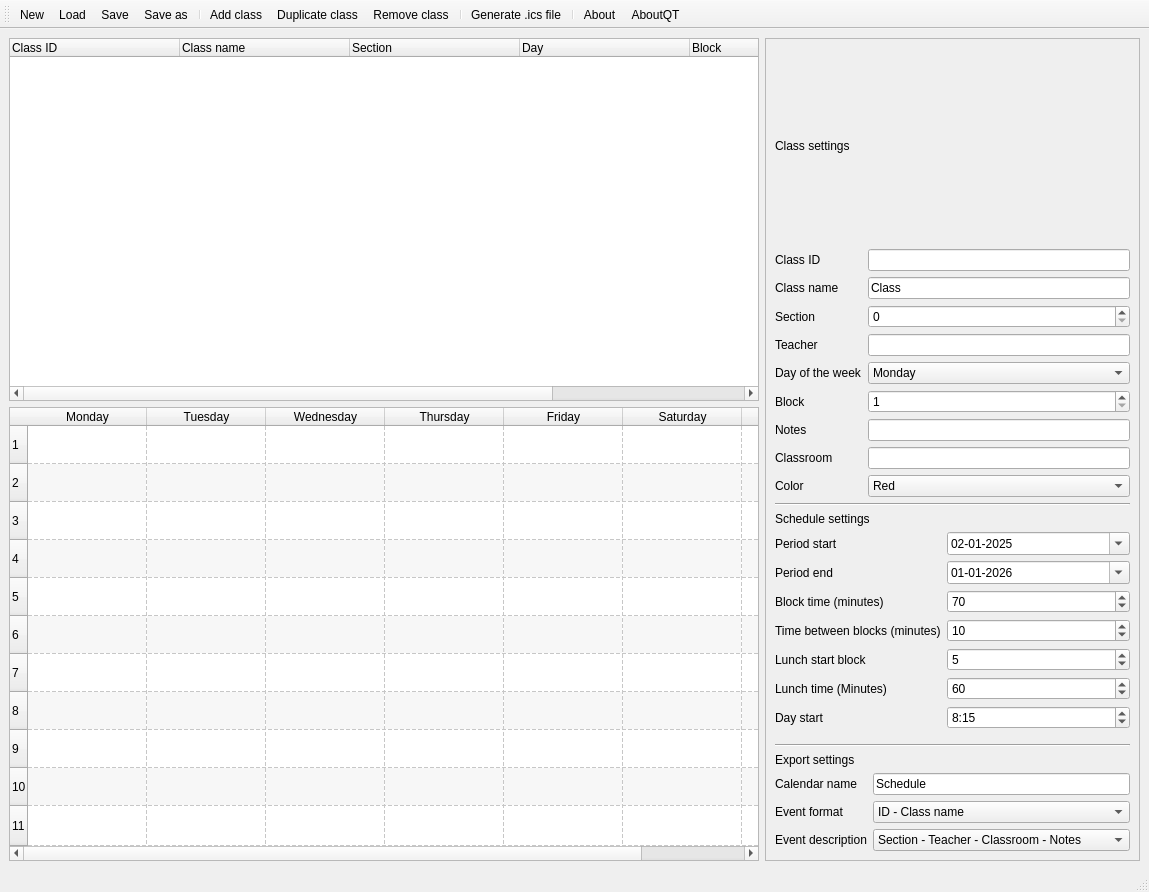
Old version of the form src/form.ui in the repository discojapi/ics-class-schedule.
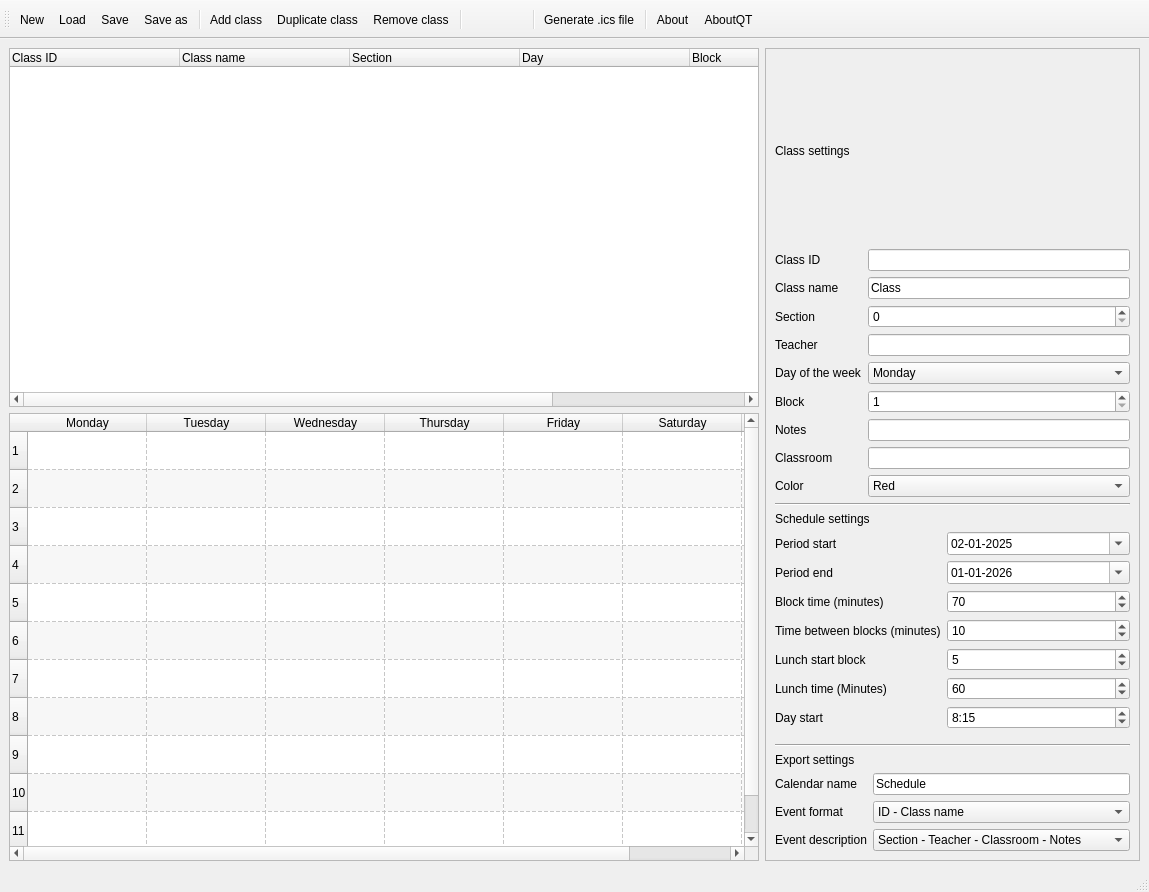
New version of the form. Icons and pictures are not drawn.

Patch:
```diff
--- a/src/form.ui
+++ b/src/form.ui
@@ -131,6 +131,9 @@
         <attribute name="horizontalHeaderCascadingSectionResizes">
          <bool>false</bool>
         </attribute>
+        <attribute name="horizontalHeaderMinimumSectionSize">
+         <number>1</number>
+        </attribute>
         <attribute name="horizontalHeaderDefaultSectionSize">
          <number>119</number>
         </attribute>
@@ -138,16 +141,19 @@
          <bool>true</bool>
         </attribute>
         <attribute name="horizontalHeaderShowSortIndicator" stdset="0">
-         <bool>false</bool>
+         <bool>true</bool>
         </attribute>
         <attribute name="horizontalHeaderStretchLastSection">
          <bool>true</bool>
         </attribute>
+        <attribute name="verticalHeaderMinimumSectionSize">
+         <number>1</number>
+        </attribute>
         <attribute name="verticalHeaderDefaultSectionSize">
          <number>38</number>
         </attribute>
         <attribute name="verticalHeaderShowSortIndicator" stdset="0">
-         <bool>false</bool>
+         <bool>true</bool>
         </attribute>
         <attribute name="verticalHeaderStretchLastSection">
          <bool>true</bool>
@@ -795,6 +801,9 @@
    <addaction name="actionDuplicate_class"/>
    <addaction name="actionRemove_class"/>
    <addaction name="separator"/>
+   <addaction name="actionItemUp"/>
+   <addaction name="actionItemDown"/>
+   <addaction name="separator"/>
    <addaction name="action_gen"/>
    <addaction name="separator"/>
    <addaction name="actionabout"/>
@@ -948,6 +957,34 @@
     <enum>QAction::MenuRole::NoRole</enum>
    </property>
   </action>
+  <action name="actionItemUp">
+   <property name="icon">
+    <iconset theme="QIcon::ThemeIcon::GoUp"/>
+   </property>
+   <property name="text">
+    <string/>
+   </property>
+   <property name="toolTip">
+    <string>Moves the current item up.</string>
+   </property>
+   <property name="menuRole">
+    <enum>QAction::MenuRole::NoRole</enum>
+   </property>
+  </action>
+  <action name="actionItemDown">
+   <property name="icon">
+    <iconset theme="QIcon::ThemeIcon::GoDown"/>
+   </property>
+   <property name="text">
+    <string/>
+   </property>
+   <property name="toolTip">
+    <string>Moves the current item down.</string>
+   </property>
+   <property name="menuRole">
+    <enum>QAction::MenuRole::NoRole</enum>
+   </property>
+  </action>
  </widget>
  <resources/>
  <connections/>
```
Left out of the diff: 10 changed lines with no effect on the pictures.
